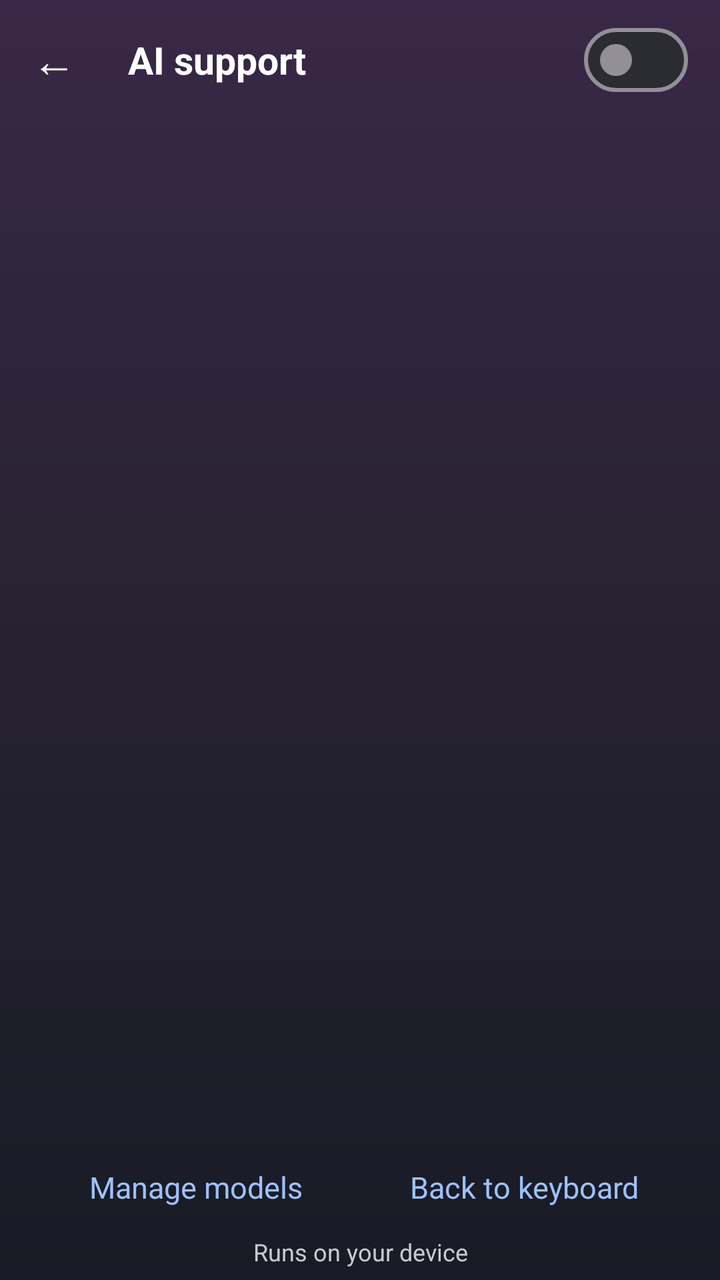
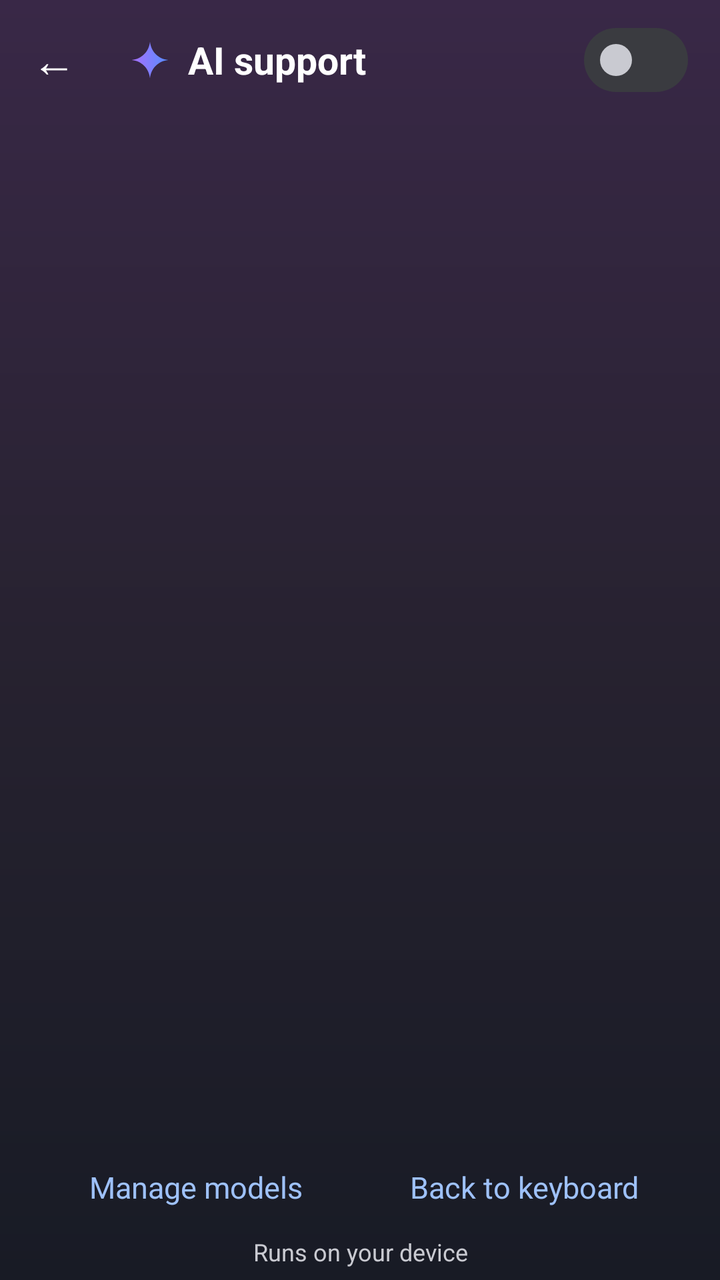

Screens rendered from an Android XML layout before and after an edit, with the pre-edit source and the edit as a unified diff.
<!-- AndroidManifest.xml: application theme Theme.AiKeyboard -->
<!-- res/layout/view_ai_panel.xml -->
<?xml version="1.0" encoding="utf-8"?>
<LinearLayout xmlns:android="http://schemas.android.com/apk/res/android"
    xmlns:app="http://schemas.android.com/apk/res-auto"
    xmlns:tools="http://schemas.android.com/tools"
    android:layout_width="match_parent"
    android:layout_height="match_parent"
    android:background="@drawable/bg_ai_panel"
    android:orientation="vertical"
    android:paddingHorizontal="16dp"
    android:paddingTop="6dp"
    android:paddingBottom="6dp">

    <LinearLayout
        android:layout_width="match_parent"
        android:layout_height="48dp"
        android:gravity="center_vertical"
        android:orientation="horizontal">

        <TextView
            android:id="@+id/ai_panel_back"
            android:layout_width="48dp"
            android:layout_height="match_parent"
            android:background="?android:attr/selectableItemBackgroundBorderless"
            android:contentDescription="@string/ai_panel_close"
            android:focusable="false"
            android:gravity="center_vertical"
            android:text="←"
            android:textColor="@color/text_primary"
            android:textSize="22sp"
            tools:ignore="HardcodedText" />

        <TextView
            android:layout_width="0dp"
            android:layout_height="wrap_content"
            android:layout_weight="1"
            android:accessibilityHeading="true"
            android:text="@string/ai_support"
            android:textColor="@color/text_primary"
            android:textSize="19sp"
            android:textStyle="bold" />

        <com.google.android.material.materialswitch.MaterialSwitch
            android:id="@+id/ai_panel_master"
            android:layout_width="wrap_content"
            android:layout_height="wrap_content"
            android:contentDescription="@string/ai_support"
            android:focusable="false"
            app:trackTint="@color/ai_switch_track" />
    </LinearLayout>

    <TextView
        android:id="@+id/ai_panel_status"
        android:layout_width="match_parent"
        android:layout_height="wrap_content"
        android:accessibilityLiveRegion="polite"
        android:textColor="@color/key_label_secondary"
        android:textSize="14sp" />

    <ScrollView
        android:layout_width="match_parent"
        android:layout_height="0dp"
        android:layout_marginTop="4dp"
        android:layout_weight="1">

        <LinearLayout
            android:id="@+id/ai_panel_models"
            android:layout_width="match_parent"
            android:layout_height="wrap_content"
            android:orientation="vertical" />
    </ScrollView>

    
    <TextView
        android:id="@+id/ai_panel_tag"
        android:layout_width="match_parent"
        android:layout_height="44dp"
        android:background="?android:attr/selectableItemBackground"
        android:focusable="false"
        android:gravity="center"
        android:text="@string/ai_panel_tag"
        android:textColor="@color/text_primary"
        android:textSize="15sp"
        android:visibility="gone" />

    <LinearLayout
        android:layout_width="match_parent"
        android:layout_height="48dp"
        android:gravity="center_vertical"
        android:orientation="horizontal">

        <TextView
            android:id="@+id/ai_panel_manage"
            android:layout_width="0dp"
            android:layout_height="match_parent"
            android:layout_weight="1"
            android:background="?android:attr/selectableItemBackground"
            android:focusable="false"
            android:gravity="center"
            android:text="@string/ai_panel_manage"
            android:textColor="@color/accent_blue"
            android:textSize="15sp" />

        <TextView
            android:id="@+id/ai_panel_close"
            android:layout_width="0dp"
            android:layout_height="match_parent"
            android:layout_weight="1"
            android:background="?android:attr/selectableItemBackground"
            android:focusable="false"
            android:gravity="center"
            android:text="@string/ai_panel_close"
            android:textColor="@color/accent_blue"
            android:textSize="15sp" />
    </LinearLayout>

    <TextView
        android:layout_width="match_parent"
        android:layout_height="wrap_content"
        android:gravity="center"
        android:text="@string/ai_panel_on_device"
        android:textColor="@color/key_label_secondary"
        android:textSize="12sp" />
</LinearLayout>
<!-- resources referenced by this layout -->
<resources>
  <string name="ai_panel_tag">Tag this draft</string>
  <style name="Theme.AiKeyboard" parent="Theme.Material3.Dark.NoActionBar">
          <item name="colorPrimary">@color/accent_blue</item>
          <item name="colorOnPrimary">@color/on_accent_blue</item>
          <item name="colorSurface">@color/surface</item>
          <item name="colorOnSurface">@color/text_primary</item>
          <item name="colorOnSurfaceVariant">@color/text_secondary</item>
          <item name="colorOutlineVariant">@color/divider</item>
          
          <item name="colorSecondaryContainer">@color/surface_raised</item>
          <item name="colorOnSecondaryContainer">@color/text_primary</item>
          <item name="android:colorBackground">@color/canvas</item>
          <item name="android:statusBarColor">@color/canvas</item>
          <item name="android:navigationBarColor">@color/canvas</item>
          <item name="switchPreferenceCompatStyle">@style/SettingsSwitchRow</item>
      </style>
  <style name="SettingsSwitchRow" parent="Preference.SwitchPreferenceCompat.Material">
          <item name="widgetLayout">@layout/preference_switch</item>
      </style>
  <!-- unchanged entries left out for length: 17 -->
</resources>

<!-- the commit's change to res/layout/view_ai_panel.xml (unified diff, before → after) -->
@@ -29,9 +29,16 @@
             android:textSize="22sp"
             tools:ignore="HardcodedText" />
 
+        <ImageView
+            android:layout_width="22dp"
+            android:layout_height="22dp"
+            android:importantForAccessibility="no"
+            android:src="@drawable/ic_ai_sparkle" />
+
         <TextView
             android:layout_width="0dp"
             android:layout_height="wrap_content"
+            android:layout_marginStart="8dp"
             android:layout_weight="1"
             android:accessibilityHeading="true"
             android:text="@string/ai_support"
@@ -41,11 +48,11 @@
 
         <com.google.android.material.materialswitch.MaterialSwitch
             android:id="@+id/ai_panel_master"
+            style="@style/Widget.AiKeyboard.Switch.Master"
             android:layout_width="wrap_content"
             android:layout_height="wrap_content"
             android:contentDescription="@string/ai_support"
-            android:focusable="false"
-            app:trackTint="@color/ai_switch_track" />
+            android:focusable="false" />
     </LinearLayout>
 
     <TextView
@@ -57,6 +64,7 @@
         android:textSize="14sp" />
 
     <ScrollView
+        android:id="@+id/ai_panel_scroll"
         android:layout_width="match_parent"
         android:layout_height="0dp"
         android:layout_marginTop="4dp"
@@ -69,24 +77,25 @@
             android:orientation="vertical" />
     </ScrollView>
 
-    
-    <TextView
-        android:id="@+id/ai_panel_tag"
-        android:layout_width="match_parent"
-        android:layout_height="44dp"
-        android:background="?android:attr/selectableItemBackground"
-        android:focusable="false"
-        android:gravity="center"
-        android:text="@string/ai_panel_tag"
-        android:textColor="@color/text_primary"
-        android:textSize="15sp"
-        android:visibility="gone" />
-
     <LinearLayout
         android:layout_width="match_parent"
         android:layout_height="48dp"
         android:gravity="center_vertical"
         android:orientation="horizontal">
+
+        
+        <TextView
+            android:id="@+id/ai_panel_tag"
+            android:layout_width="0dp"
+            android:layout_height="match_parent"
+            android:layout_weight="1"
+            android:background="?android:attr/selectableItemBackground"
+            android:focusable="false"
+            android:gravity="center"
+            android:text="@string/ai_panel_tag"
+            android:textColor="@color/accent_blue"
+            android:textSize="15sp"
+            android:visibility="gone" />
 
         <TextView
             android:id="@+id/ai_panel_manage"
<!-- resource entries referenced after the edit -->
@@ -1,6 +1,31 @@
 <!-- resources referenced by this layout -->
 <resources>
-  <string name="ai_panel_tag">Tag this draft</string>
+  <!-- drawable ic_ai_sparkle (drawable) -->
+  <?xml version="1.0" encoding="utf-8"?>
+  <vector xmlns:android="http://schemas.android.com/apk/res/android"
+      xmlns:aapt="http://schemas.android.com/aapt"
+      android:width="24dp"
+      android:height="24dp"
+      android:viewportWidth="24"
+      android:viewportHeight="24">
+      <path android:pathData="M12,2C12.6,7.5 16.5,11.4 22,12C16.5,12.6 12.6,16.5 12,22C11.4,16.5 7.5,12.6 2,12C7.5,11.4 11.4,7.5 12,2z">
+          <aapt:attr name="android:fillColor">
+              <gradient
+                  android:endColor="@color/ai_gradient_end"
+                  android:endX="22"
+                  android:endY="12"
+                  android:startColor="@color/ai_gradient_start"
+                  android:startX="2"
+                  android:startY="12"
+                  android:type="linear" />
+          </aapt:attr>
+      </path>
+  </vector>
+  <string name="ai_panel_tag">Tag draft</string>
+  <style name="Widget.AiKeyboard.Switch.Master">
+          <item name="track">@drawable/ai_switch_track</item>
+          <item name="trackTint">@null</item>
+      </style>
   <style name="Theme.AiKeyboard" parent="Theme.Material3.Dark.NoActionBar">
           <item name="colorPrimary">@color/accent_blue</item>
           <item name="colorOnPrimary">@color/on_accent_blue</item>
@@ -15,10 +40,63 @@
           <item name="android:statusBarColor">@color/canvas</item>
           <item name="android:navigationBarColor">@color/canvas</item>
           <item name="switchPreferenceCompatStyle">@style/SettingsSwitchRow</item>
+          <item name="preferenceCategoryStyle">@style/SettingsCategory</item>
+          <item name="preferenceStyle">@style/SettingsRow</item>
+          <item name="dialogPreferenceStyle">@style/SettingsDialogRow</item>
+          <item name="seekBarPreferenceStyle">@style/SettingsSeekRow</item>
+          <item name="materialSwitchStyle">@style/Widget.AiKeyboard.Switch</item>
+          
+          <item name="colorSecondary">@color/accent_blue</item>
+          <item name="colorOnSecondary">@color/on_accent_blue</item>
+          <item name="colorTertiary">@color/accent_blue</item>
+          <item name="colorAccent">@color/accent_blue</item>
+          <item name="colorControlActivated">@color/accent_blue</item>
       </style>
+  <color name="ai_gradient_end">#568DFF</color>
+  <color name="ai_gradient_start">#A970FF</color>
+  <!-- drawable ai_switch_track (drawable) -->
+  <?xml version="1.0" encoding="utf-8"?>
+  <selector xmlns:android="http://schemas.android.com/apk/res/android">
+      <item android:state_checked="true">
+          <shape android:shape="rectangle">
+              <size android:width="52dp" android:height="32dp" />
+              <corners android:radius="16dp" />
+              <gradient
+                  android:angle="0"
+                  android:endColor="@color/ai_gradient_end"
+                  android:startColor="@color/ai_gradient_start" />
+          </shape>
+      </item>
+      <item>
+          <shape android:shape="rectangle">
+              <size android:width="52dp" android:height="32dp" />
+              <corners android:radius="16dp" />
+              <solid android:color="@color/key_letter" />
+          </shape>
+      </item>
+  </selector>
   <style name="SettingsSwitchRow" parent="Preference.SwitchPreferenceCompat.Material">
           <item name="widgetLayout">@layout/preference_switch</item>
+          <item name="singleLineTitle">false</item>
       </style>
+  <style name="SettingsCategory" parent="Preference.Category.Material">
+          <item name="android:layout">@layout/settings_category</item>
+      </style>
+  <style name="SettingsRow" parent="Preference.Material">
+          <item name="singleLineTitle">false</item>
+      </style>
+  <style name="SettingsDialogRow" parent="Preference.DialogPreference.Material">
+          <item name="singleLineTitle">false</item>
+      </style>
+  <style name="SettingsSeekRow" parent="Preference.SeekBarPreference.Material">
+          <item name="singleLineTitle">false</item>
+      </style>
+  <style name="Widget.AiKeyboard.Switch" parent="Widget.Material3.CompoundButton.MaterialSwitch">
+          <item name="thumbTint">@color/switch_thumb</item>
+          <item name="trackTint">@color/switch_track</item>
+          <item name="trackDecorationTint">@android:color/transparent</item>
+      </style>
+  <color name="key_letter">#3A3B40</color>
   <!-- unchanged entries left out for length: 17 -->
 </resources>
 
